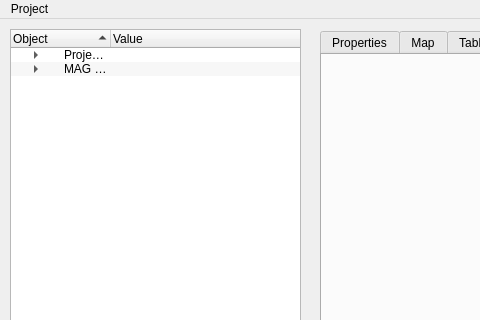
Qt form opus_gui/main_window_layout_option_1.ui (psrc/urbansim) before a commit; both pictures show x 0 to 480 and y 0 to 320 of the 1101 by 720 pixel window.
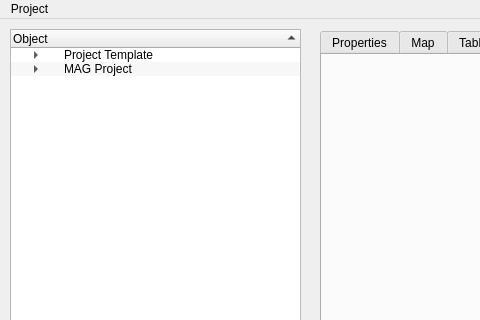
The same form after that commit. Icons and pictures are not drawn.

Patch:
```diff
--- a/opus_gui/main_window_layout_option_1.ui
+++ b/opus_gui/main_window_layout_option_1.ui
@@ -91,6 +91,9 @@
     <property name="acceptDrops" >
      <bool>true</bool>
     </property>
+    <property name="autoFillBackground" >
+     <bool>true</bool>
+    </property>
     <property name="midLineWidth" >
      <number>1</number>
     </property>
@@ -134,25 +137,17 @@
      <bool>true</bool>
     </property>
     <property name="columnCount" >
-     <number>2</number>
+     <number>1</number>
     </property>
     <column>
      <property name="text" >
       <string>Object</string>
      </property>
     </column>
-    <column>
-     <property name="text" >
-      <string>Value</string>
-     </property>
-    </column>
     <item>
      <property name="text" >
       <string>Project Template</string>
      </property>
-     <property name="text" >
-      <string/>
-     </property>
      <item>
       <property name="text" >
        <string>Scenario</string>
@@ -342,9 +337,6 @@
      <property name="text" >
       <string>MAG Project</string>
      </property>
-     <property name="text" >
-      <string/>
-     </property>
      <item>
       <property name="text" >
        <string>Model System</string>
```
Left out of the diff: 80 changed lines with no effect on the pictures.
